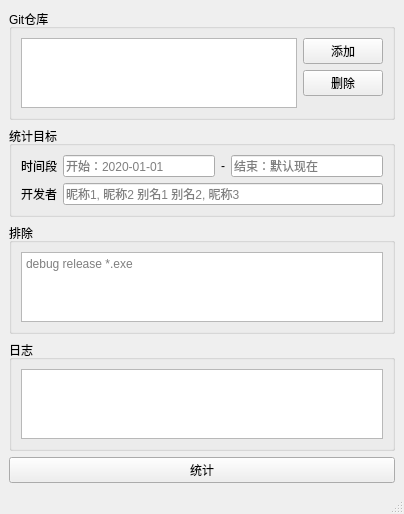
Qt form mainwindow.ui (iwxyi/RepositoryLineCounter) before a commit.
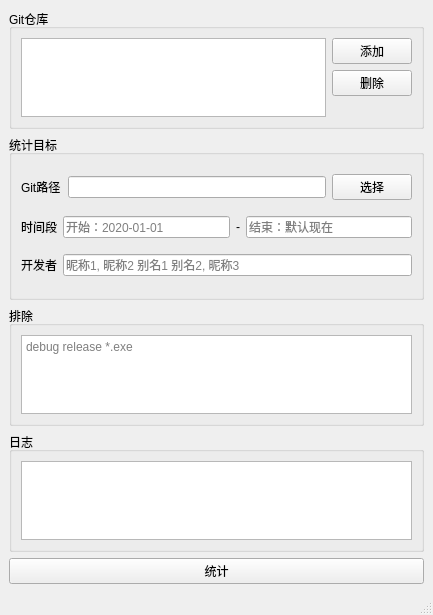
The same form after that commit.

Commit message: 添加 Git bash 文件路径选择

Diff of the .ui file:
```diff
--- a/mainwindow.ui
+++ b/mainwindow.ui
@@ -6,8 +6,8 @@
    <rect>
     <x>0</x>
     <y>0</y>
-    <width>404</width>
-    <height>455</height>
+    <width>433</width>
+    <height>615</height>
    </rect>
   </property>
   <property name="windowTitle">
@@ -89,6 +89,37 @@
        <string>统计目标</string>
       </property>
       <layout class="QVBoxLayout" name="verticalLayout_3">
+       <item>
+        <layout class="QHBoxLayout" name="horizontalLayout_4">
+         <item>
+          <widget class="QLabel" name="label_4">
+           <property name="text">
+            <string>Git路径</string>
+           </property>
+          </widget>
+         </item>
+         <item>
+          <widget class="QLineEdit" name="gitPathEdit">
+           <property name="readOnly">
+            <bool>true</bool>
+           </property>
+          </widget>
+         </item>
+         <item>
+          <widget class="QPushButton" name="pushButton">
+           <property name="sizePolicy">
+            <sizepolicy hsizetype="Fixed" vsizetype="Fixed">
+             <horstretch>0</horstretch>
+             <verstretch>0</verstretch>
+            </sizepolicy>
+           </property>
+           <property name="text">
+            <string>选择</string>
+           </property>
+          </widget>
+         </item>
+        </layout>
+       </item>
        <item>
         <layout class="QHBoxLayout" name="horizontalLayout_2">
          <item>
```
Left out of the diff: 2 changed lines with no effect on the pictures. The commit also changes 2 other files.
